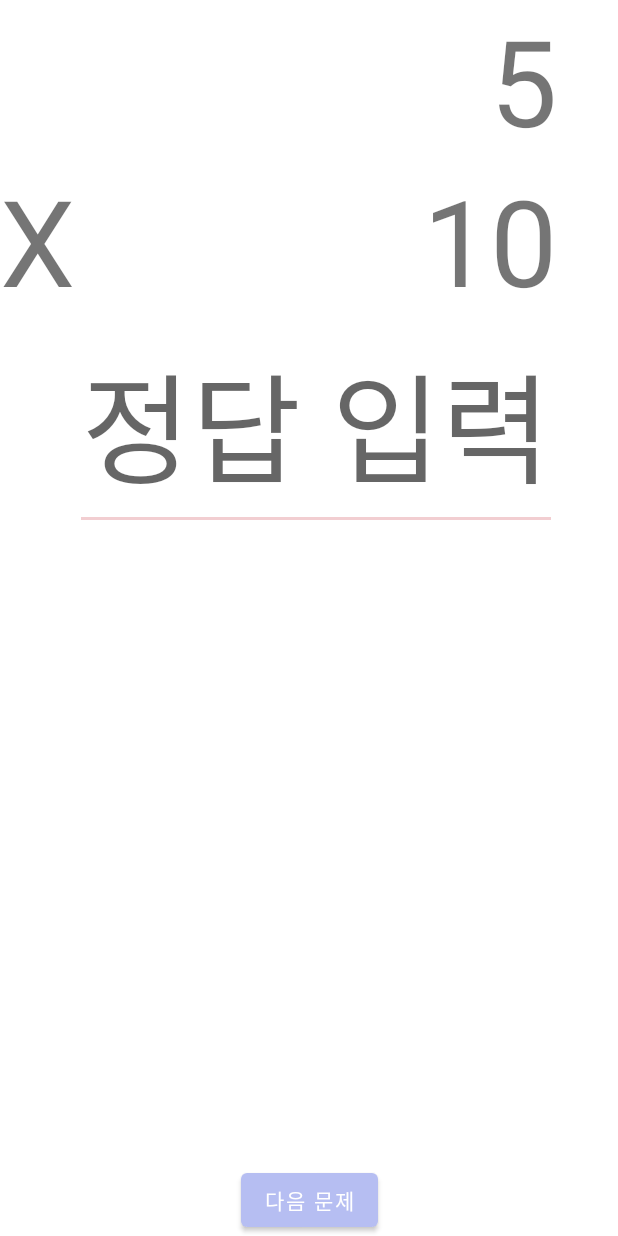
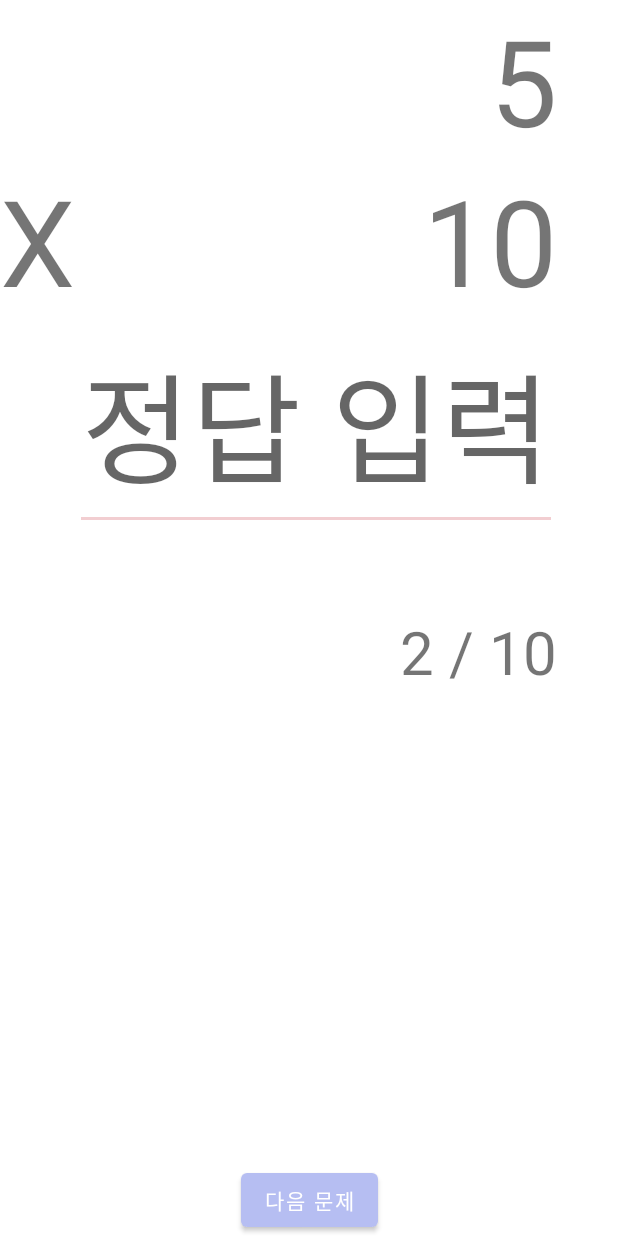
Before and after one commit to EVAN96KWON/Every-code, an Android app: the TestActivity screen opened directly, with no data from a screen before it, after a tap on "다음 문제", on a phone screen of 412 x 824 dp. Run offline under Robolectric (Android 15) with nearby library versions, the phone set to English and light mode, and no system bars.

Commit message:
TestActivity.kt test

```diff
--- a/app/src/main/java/kr/ac/kumoh/s20170419/everydaymath/TestActivity.kt
+++ b/app/src/main/java/kr/ac/kumoh/s20170419/everydaymath/TestActivity.kt
@@ -1,34 +1,50 @@
 package kr.ac.kumoh.s20170419.everydaymath
 
+import android.annotation.SuppressLint
+import android.content.Intent
 import androidx.appcompat.app.AppCompatActivity
 import android.os.Bundle
+import androidx.preference.PreferenceManager
 import kr.ac.kumoh.s20170419.everydaymath.databinding.ActivityTestBinding
-import kotlin.random.Random
 
 class TestActivity : AppCompatActivity() {
     private lateinit var view : ActivityTestBinding
-
-    private var num1 = (1..10).random()
-    private var num2 = (1..10).random()
+    @SuppressLint("SetTextI18n")
     override fun onCreate(savedInstanceState: Bundle?) {
         super.onCreate(savedInstanceState)
         view = ActivityTestBinding.inflate(layoutInflater)
 
         setContentView(view.root)
 
-        view.testLine1.setText("${num1}")
-        view.testLine2.setText("${num2}")
+        val sps = PreferenceManager.getDefaultSharedPreferences(this)
+        val userProblemsNums = sps.getString("user_problems_nums", "10")!!.toInt()
+
+        var answerCount = 0
+        var solvedCount = 1
+        var num1 = (1..10).random()
+        var num2 = (1..10).random()
+
+        view.testLine1.text = "$num1"
+        view.testLine2.text = "$num2"
+        view.currentCount.text = "$answerCount / $userProblemsNums"
 
 
-        for (i in 1 until 20)
-        {
-            view.nextTest.setOnClickListener {
-                var num3 = (1..10).random()
-                var num4 = (1..10).random()
+        view.nextTest.setOnClickListener {
+            // 현재 푼 문제 수가 유저가 제한한 문제 수를 넘으면 결과 액티비티로 넘어감
+            if (solvedCount > userProblemsNums) {
+                startActivity(Intent(this, ResultActivity::class.java))
+                finish()
+            }
 
-                view.testLine1.setText("${num3}")
-                view.testLine2.setText("${num4}")
-            }
+            view.testText.text = view.inputAnswer1.text // textview에 edittext값 넣기
+
+            solvedCount += 1 // 푼 문제 수
+            num1 = (1..10).random() // 문제 다시 랜덤 배정
+            num2 = (1..10).random()
+
+            view.testLine1.text = "$num1" // textview에 set
+            view.testLine2.text = "$num2"
+            view.currentCount.text = "$solvedCount / $userProblemsNums" // 현재 문제 수
         }
 
     }
--- a/app/src/main/res/layout/activity_test.xml
+++ b/app/src/main/res/layout/activity_test.xml
@@ -68,6 +68,34 @@
 
         <TableRow
             android:layout_width="match_parent"
+            android:layout_height="match_parent">
+            <TextView
+                android:id="@+id/test_text"
+                android:layout_width="wrap_content"
+                android:layout_height="wrap_content"
+                android:layout_column="1"
+                android:layout_gravity="right"
+                android:layout_span="2"
+                android:text="입력값"
+                android:textSize="40sp" />
+        </TableRow>
+
+        <TableRow
+            android:layout_width="match_parent"
+            android:layout_height="match_parent">
+            <TextView
+                android:id="@+id/current_count"
+                android:layout_width="wrap_content"
+                android:layout_height="wrap_content"
+                android:layout_column="1"
+                android:layout_gravity="right"
+                android:layout_span="2"
+                android:text="현재문제/문제수"
+                android:textSize="40sp" />
+        </TableRow>
+
+        <TableRow
+            android:layout_width="match_parent"
             android:layout_height="match_parent" />
     </TableLayout>
 
```
Also changed, not shown: app/src/main/java/kr/ac/kumoh/s20170419/everydaymath/MainActivity.kt (+2 -6 lines).
